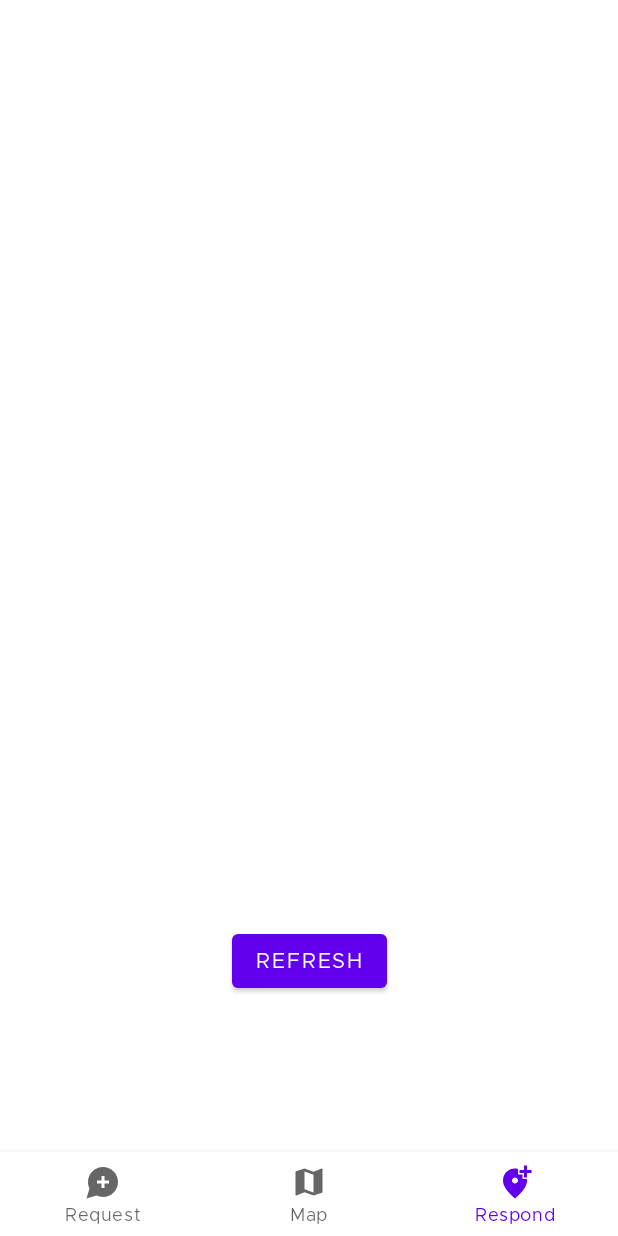
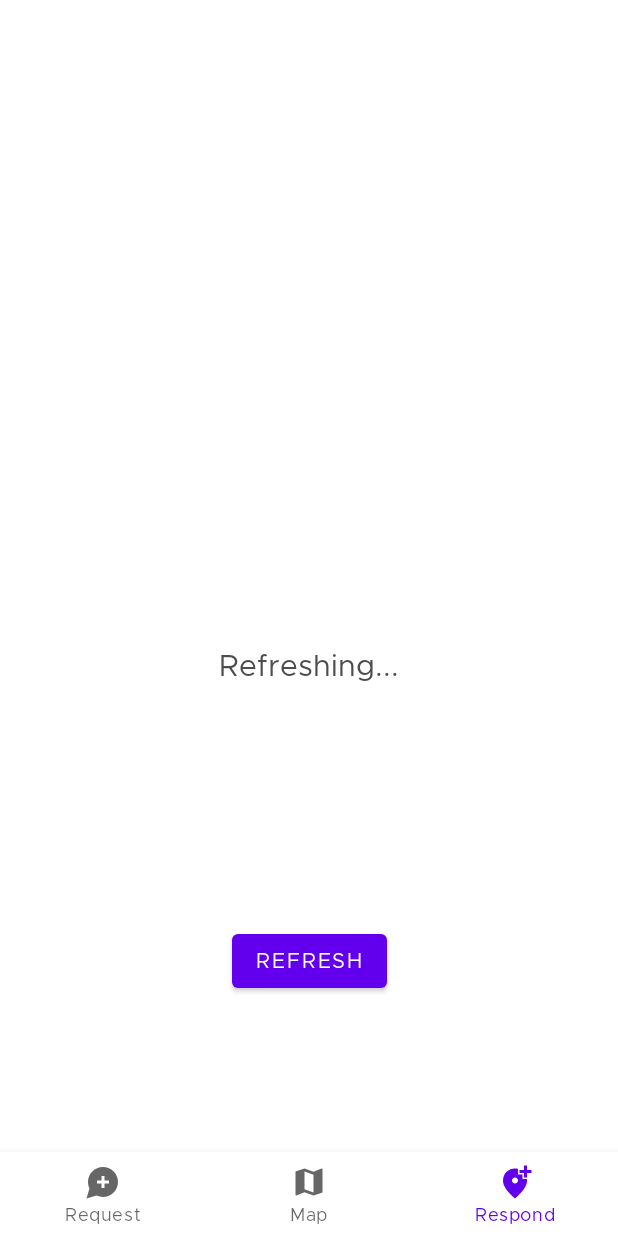
Before and after one commit to mrahmatm/CSC660_WHERE2BUY, an Android app: the RespondFragment screen opened through its navigation route, on a phone screen of 412 x 824 dp. Run offline under Robolectric (Android 15) with nearby library versions, the phone set to English and light mode, and no system bars; our stand-ins replace Volley, navigation-ui; 3 statements that could not run were skipped.

Commit message:
respondFragment flow optimisation

```diff
--- a/app/src/main/java/com/example/csc660_grpproject_where2buy/ui/respond/RespondFragment.java
+++ b/app/src/main/java/com/example/csc660_grpproject_where2buy/ui/respond/RespondFragment.java
@@ -26,6 +26,7 @@ import com.example.csc660_grpproject_where2buy.databinding.FragmentRespondBindin
 import com.google.android.gms.location.FusedLocationProviderClient;
 import com.google.android.gms.location.LocationServices;
 import com.google.android.gms.maps.model.LatLng;
+import com.google.android.gms.tasks.OnFailureListener;
 import com.google.android.gms.tasks.OnSuccessListener;
 import com.google.android.gms.tasks.Task;
 
@@ -126,8 +127,9 @@ public class RespondFragment extends Fragment {
         }
     };
 
-    private void getCurrentLocation(){
+    private void getCurrentLocation(){ // Get location, or do appropriate actions if needed. Called once after fragment loads and every time refresh button is pressed
         if(permissionGranted()) {
+            textView.setText("Refreshing...");
             //initialize task location
             Task<Location> task = client.getLastLocation();
             task.addOnSuccessListener(new OnSuccessListener<Location>() {
@@ -150,14 +152,14 @@ public class RespondFragment extends Fragment {
                             googleMap.addMarker(options);
                         }
                     });*/
+                        sendRequest();
                     } else {
-                        textView.setText("Unable to retrieve location.\n\nTurn on location services or try again later.");
+                        textView.setText("Unable to retrieve location.\n\nTurn on location services or try again later. 1");
                     }
                 }
             });
-            sendRequest();
         }else{
-            textView.setText("To respond to other people, we need to access your location.\n\nPlease allow the permission.");
+            textView.setText("To respond to other people, we need to access your location.\n\nPlease allow access to location services.");
             getPermission();
         }
     }
```
